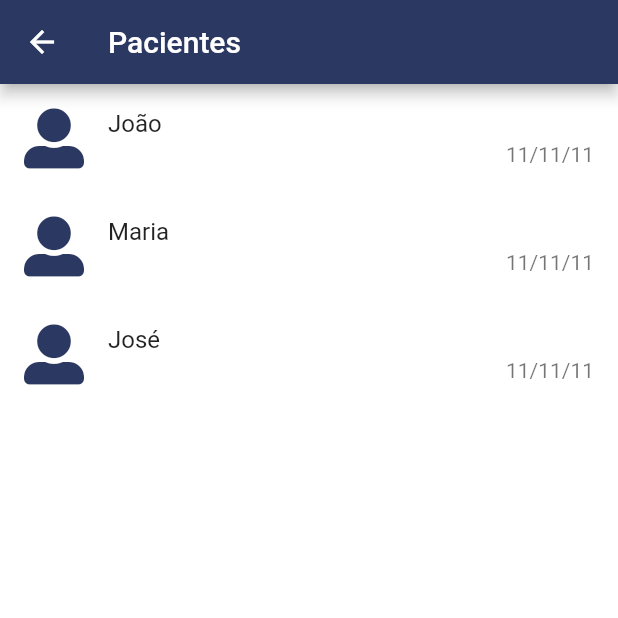
After one commit to gabrielamedeirosds/ewhodas, a Flutter app: the busca_paciente screen opened directly, on a phone screen of 412 x 824 dp, the top half of it. The commit adds this screen. Run offline on Flutter 3.47's test engine with Material 2 defaults, Android fonts, the phone set to English and light mode, and no system bars; our stand-ins replace font_awesome_flutter.

Commit message:
first commit

```diff
--- /dev/null
+++ b/lib/busca_paciente.dart
@@ -0,0 +1,43 @@
+import 'package:ewhodas/pagina_inicial.dart';
+import 'package:flutter/cupertino.dart';
+import 'package:flutter/material.dart';
+import 'package:font_awesome_flutter/font_awesome_flutter.dart';
+
+class busca_paciente extends StatefulWidget {
+  @override
+  _busca_pacienteState createState() => _busca_pacienteState();
+}
+class _busca_pacienteState extends State<busca_paciente> {
+  @override
+  Widget build(BuildContext context) {
+    return Scaffold(
+        appBar: AppBar(
+        backgroundColor: Color.fromRGBO(43, 56, 97, 1),
+    title: const Text('Pacientes'),
+    actions: <Widget>[],
+    ),
+    backgroundColor: Colors.white,
+    body: SafeArea(
+      child: ListView(
+        children: <Widget>[
+          ListTile(
+            leading: Icon(FontAwesomeIcons.userAlt, size: 40, color: Color.fromRGBO(43, 56, 97, 1),),
+            title: Text('João'),
+            subtitle: Text ("11/11/11", textAlign: TextAlign.right,),
+          ),
+          ListTile(
+            leading: Icon(FontAwesomeIcons.userAlt, size: 40, color: Color.fromRGBO(43, 56, 97, 1),),
+            title: Text('Maria'),
+            subtitle: Text ("11/11/11", textAlign: TextAlign.right,),
+          ),
+          ListTile(
+            leading: Icon(FontAwesomeIcons.userAlt, size: 40, color: Color.fromRGBO(43, 56, 97, 1),),
+            title: Text('José'),
+            subtitle: Text ("11/11/11", textAlign: TextAlign.right,),
+          ),
+        ],
+      ),
+    ),
+    );
+  }
+}
--- a/lib/cadastro_usuario.dart
+++ b/lib/cadastro_usuario.dart
@@ -1,7 +1,6 @@
 import 'package:ewhodas/pagina_inicial.dart';
 import 'package:flutter/cupertino.dart';
 import 'package:flutter/material.dart';
-import 'package:font_awesome_flutter/font_awesome_flutter.dart';
 
 class cadastro_usuario extends StatefulWidget {
   @override
--- a/lib/pagina_inicial.dart
+++ b/lib/pagina_inicial.dart
@@ -1,8 +1,10 @@
+import 'package:ewhodas/busca_paciente.dart';
 import 'package:ewhodas/paciente_formulario.dart';
 import 'package:ewhodas/registro_paciente.dart';
 import 'package:flutter/material.dart';
 import 'package:flutter/cupertino.dart';
 import 'package:ewhodas/recuperar_senha.dart';
+import 'package:ewhodas/busca_paciente.dart';
 import 'package:font_awesome_flutter/font_awesome_flutter.dart';
 
 class pagina_inicial extends StatefulWidget {
@@ -21,6 +23,7 @@ class _pagina_inicialState extends State<pagina_inicial> {
       ),
       backgroundColor: Colors.white,
       body: SafeArea(
+
         child: SingleChildScrollView(
           child: Column(
             crossAxisAlignment: CrossAxisAlignment.center,
@@ -118,7 +121,7 @@ class _pagina_inicialState extends State<pagina_inicial> {
                         Navigator.push(
                           context,
                           MaterialPageRoute(builder: (_) {
-                            return recuperar_senha();
+                            return busca_paciente();
                           }),
                         );
                       },
@@ -179,7 +182,7 @@ class _pagina_inicialState extends State<pagina_inicial> {
             ],
           ),
         ),
-      ),
+    ),
     );
   }
 }
```
Also changed, not shown: lib/pagina_inicial_teste.dart (added), 3 other files.
